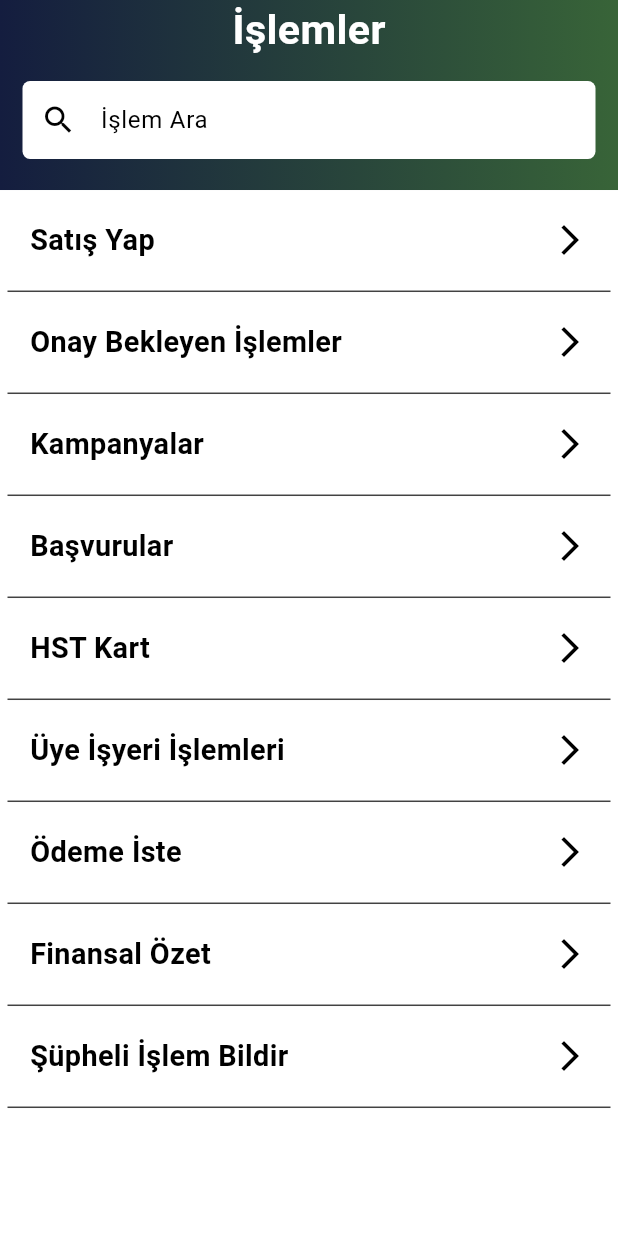
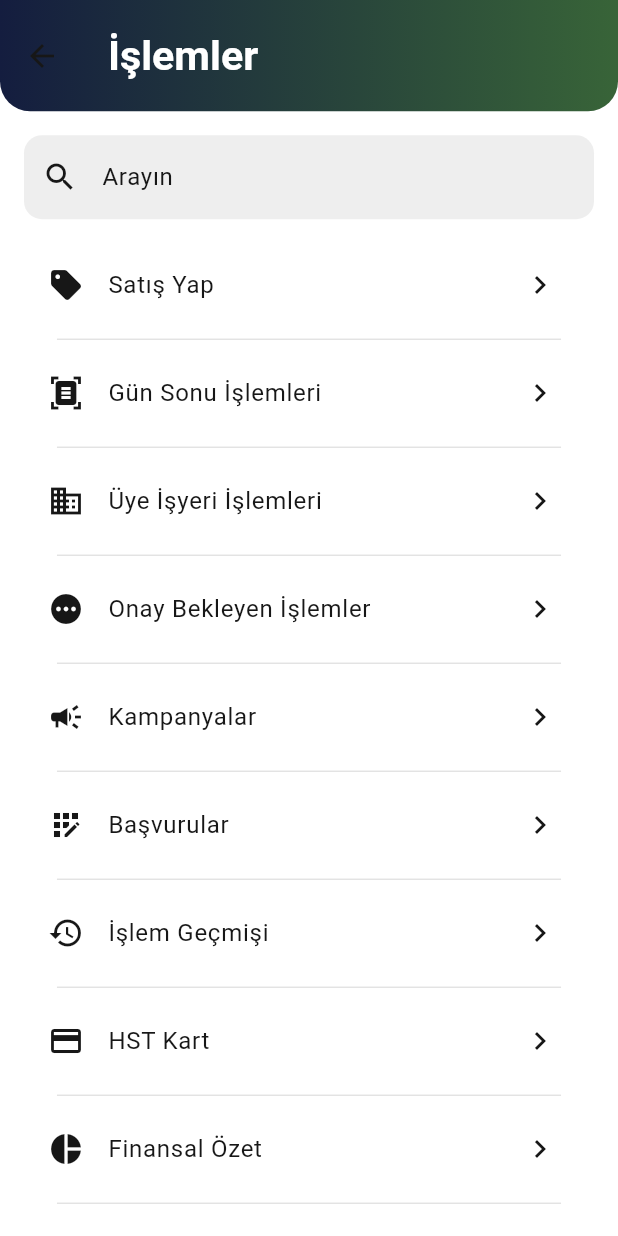
Before and after one commit to kadiirhocaoglu/hst_project, a Flutter app: the ActionMenuView screen opened by its route, on a phone screen of 412 x 824 dp. Run offline on Flutter 3.47's test engine with Material 3 defaults, Android fonts, the phone set to English and light mode, and no system bars; our stand-ins replace get, shared_preferences; accounts and stored records are empty.

Commit message:
Actions menu set

```diff
--- a/lib/product/widget/appbar/custom_app_bar.dart
+++ b/lib/product/widget/appbar/custom_app_bar.dart
@@ -65,5 +65,18 @@ class CustomAppBar {
       title: Text(title, style: TextStyle(color: ColorConstants.zambak, fontSize: 22.0.sp, fontWeight: FontWeight.w400),),
 
     );
+    }
+    static AppBar getMenuTitle(String title) {
+      return AppBar(
+        toolbarHeight: 9.0.hp,
+        title: Text(title, style: CustomBoxDecorationItems.getMenuTitleTextStyle()),
+        flexibleSpace: Container(
+        decoration: BoxDecoration(
+          gradient: CustomBoxDecorationItems.getLinearGradient(),
+          borderRadius: BorderRadius.only(
+              bottomLeft: CustomSizeConstants.medium.radiusCircular,
+              bottomRight: CustomSizeConstants.medium.radiusCircular),
+        ),
+      ));
   }
-}
+  }
--- a/lib/product/widget/decorations/custom_box_decoration_items.dart
+++ b/lib/product/widget/decorations/custom_box_decoration_items.dart
@@ -9,11 +9,19 @@ class CustomBoxDecorationItems {
   static LinearGradient getLinearGradient() {
     return const LinearGradient(
       colors: [
-        ColorConstants.gradientStartColor,
-        ColorConstants.logoDarkGreen,
-        //ColorConstants.logoLightGreen,
-       // ColorConstants.logoDarkBlue,
-      //  ColorConstants.logoLightBlue,
+        //  ColorConstants.gradientStartColor,
+         ColorConstants.gradientStartColor,
+        //   ColorConstants.cardGradientColor,
+        //  ColorConstants.logoDarkGreen,
+         ColorConstants.logoDarkGreen,
+
+        // ColorConstants.logoLightGreen,
+        // // ColorConstants.logoDarkBlue,
+        // // ColorConstants.logoDarkBlue
+        // ColorConstants.logoLightBlue,
+      //Color.fromRGBO(16, 35, 31, 1),
+      //  Color.fromRGBO(16, 35, 31, 1),
+     // Color.fromARGB(255,0, 122, 255),
       ],
     );
   }
--- a/lib/view/action_menu/action_menu_view.dart
+++ b/lib/view/action_menu/action_menu_view.dart
@@ -2,60 +2,42 @@ import 'package:flutter/material.dart';
 import 'package:get/get.dart';
 import 'package:hst_project/product/constants/color_constants.dart';
 import 'package:hst_project/product/enums/custom_size_constants.dart';
-import 'package:hst_project/view/action_menu/custom_action_menu_app_bar.dart';
 import 'package:hst_project/product/widget/appbar/custom_app_bar.dart';
-import 'package:hst_project/product/widget/appbar/custom_home_title_view.dart';
 import 'package:hst_project/product/widget/decorations/custom_box_decoration_items.dart';
 import 'package:hst_project/utils/extensions/double_extension.dart';
 import 'package:hst_project/view_models/controllers/action_menu/action_menu_view_model.dart';
 
 class ActionMenuView extends GetView<ActionMenuController> {
   final controller = Get.put(ActionMenuController());
-//TODO: Düzenlenecekkk
+
   @override
   Widget build(BuildContext context) {
     return Scaffold(
-      backgroundColor: Colors.transparent,
-      body: Container(
-         decoration: BoxDecoration(gradient: CustomBoxDecorationItems.getLinearGradient()),
-        child: SafeArea(
+      appBar: CustomAppBar.getMenuTitle("İşlemler"),
+      body: Padding(
+        padding: EdgeInsets.all(16.0),
         child: Column(
           children: [
-              Column(
-                children: [
             Container(
-                    decoration: BoxDecoration(gradient: CustomBoxDecorationItems.getLinearGradient()),
-                    child: CustomActionMenuAppBar()),
-
-              Container(
-                height: 7.0.hp,
-                width: 95.0.wp,
-                margin: CustomSizeConstants.middleLow.margin,
+              height: 56.0,
+              width: double.infinity,
               child: TextField(
                 onChanged: controller.filterTransactions,
                 style: TextStyle(color: ColorConstants.darkness),
                 decoration: InputDecoration(
-                    filled: true,
-                    fillColor: Colors.white,
-                    contentPadding: EdgeInsets.symmetric(horizontal: 20, vertical: 14),
-                    prefixIcon: Icon(Icons.search, color: ColorConstants.darkness),
+                  prefixIcon: Icon(Icons.search),
+                  hintText: "Arayın",
                   border: OutlineInputBorder(
-                      borderRadius: BorderRadius.circular(5),
+                    borderRadius: BorderRadius.circular(12),
                     borderSide: BorderSide.none,
                   ),
-                    hintStyle: TextStyle(
-                      fontSize: 16,
-                      color: Colors.black,
-                    ),
-                    hintText: "İşlem Ara",
+                  filled: true,
+                  fillColor: Colors.grey[200],
                 ),
               ),
             ),
-               ],
-              ),
+            SizedBox(height: 16),
             Expanded(
-                child: Container(
-                  decoration: BoxDecoration(color: Colors.white),
               child: Obx(() {
                 if (controller.filteredTransactions.isEmpty) {
                   return Center(
@@ -67,56 +49,35 @@ class ActionMenuView extends GetView<ActionMenuController> {
                 }
 
                 return ListView.separated(
-                      itemCount: controller.filteredTransactions.length + 1, // Add one more for the bottom separator
                   separatorBuilder: (context, index) {
-                        return Container(
-                          padding: EdgeInsets.symmetric(horizontal: 5), // Padding around the separator
-                          child: Divider(
-                            color: Colors.grey[800], // Color of the separator line
-                            height: 1, // Height of the separator line
-                          ),
+                    return Divider(
+                      color: Colors.grey[300],
+                      thickness: 0.9,
+                      indent: 16.0.sp,
+                      endIndent: 16.0.sp,
                     );
                   },
+                  itemCount: controller.filteredTransactions.length,
                   itemBuilder: (context, index) {
-                        if (index == controller.filteredTransactions.length) {
-                          return SizedBox.shrink(); // Empty widget for the extra item
-                        }
                     final transaction = controller.filteredTransactions[index];
-                        return GestureDetector(
+                    return ListTile(
+                      leading: Icon(
+                        transaction['icon']
+                            as IconData,
+                      ),
+                      title: Text(transaction['title'] as String),
+                      trailing: Icon(Icons.chevron_right),
                       onTap: () {
-                            // Navigate to the corresponding page
-                            // Get.toNamed('/${transaction.toLowerCase().replaceAll(' ', '_')}');
+
                       },
-                          child: Padding(
-                            padding: CustomSizeConstants.medium.padding,
-                            child: Row(
-                              mainAxisAlignment: MainAxisAlignment.spaceBetween,
-                              children: [
-                                Text(
-                                  transaction,
-                                  style: TextStyle(
-                                    color: Colors.black,
-                                    fontSize: 14.0.sp,
-                                    fontWeight: FontWeight.bold,
-                                  ),
-                                ),
-                                Icon(
-                                  Icons.arrow_forward_ios,
-                                  color: Colors.black,
+                    );
+                  },
+                );
+              }),
             ),
           ],
         ),
       ),
     );
-                      },
-                    );
-                  }),
-                ),
-              ),
-            ],
-          ),
-        ),
-      ),
-    );
   }
 }
--- a/lib/view/settings/settings_view.dart
+++ b/lib/view/settings/settings_view.dart
@@ -1,31 +1,18 @@
 import 'package:flutter/material.dart';
 import 'package:get/get.dart';
-import 'package:hst_project/product/constants/color_constants.dart';
-import 'package:hst_project/product/widget/decorations/custom_box_decoration_items.dart';
-import 'package:hst_project/view/settings/widget/custom_settings_app_bar.dart';
+import 'package:hst_project/product/widget/appbar/custom_app_bar.dart';
 import 'package:hst_project/view_models/controllers/settings/settings_view_model.dart';
 
 class SettingsView extends GetView<SettingsController> {
-  const SettingsView({super.key});
-
   @override
   Widget build(BuildContext context) {
     return Scaffold(
-      body: Container(
-        decoration: BoxDecoration(gradient: CustomBoxDecorationItems.getLinearGradient()),
-        child: SafeArea(
-          child: Column(
-            children: [
-              CustomSettingsAppBar(),
-              Expanded(
-                child:Container(
-                  decoration: BoxDecoration(color: ColorConstants.bgColor),
-                )
-              )
-            ],
-          ),
-        ),
-      ),
+      appBar:  CustomAppBar.getMenuTitle("Ayarlar"),
+      body: Column(
+        children: [
+
+        ],
+      )
     );
   }
 }
--- a/lib/view_models/controllers/action_menu/action_menu_view_model.dart
+++ b/lib/view_models/controllers/action_menu/action_menu_view_model.dart
@@ -1,21 +1,23 @@
+import 'package:flutter/material.dart';
 import 'package:get/get.dart';
 
 class ActionMenuController extends GetxController {
 
+  var transactions = [
+    {"title": 'Satış Yap', "icon": Icons.sell,},
+    {"title": 'Gün Sonu İşlemleri', "icon": Icons.document_scanner},
+    {"title": 'Üye İşyeri İşlemleri', "icon": Icons.business},
+    {"title": 'Onay Bekleyen İşlemler', "icon": Icons.pending, },
+    {"title": 'Kampanyalar', "icon": Icons.campaign},
+    {"title": 'Başvurular', "icon": Icons.app_registration},
+    {"title": 'İşlem Geçmişi', "icon": Icons.history},
+    {"title": 'HST Kart', "icon": Icons.credit_card},
+    {"title": 'Finansal Özet', "icon": Icons.pie_chart, },
+    {"title": 'Şüpheli İşlem Bildir', "icon": Icons.report},
 
-var transactions = [
-    'Satış Yap',
-    'Onay Bekleyen İşlemler',
-    'Kampanyalar',
-    'Başvurular',
-    'HST Kart',
-    'Üye İşyeri İşlemleri',
-    'Ödeme İste',
-    'Finansal Özet',
-    'Şüpheli İşlem Bildir',
   ].obs;
 
-  var filteredTransactions = <String>[].obs;
+  var filteredTransactions = <Map<String, dynamic>>[].obs;
 
   @override
   void onInit() {
@@ -29,8 +31,8 @@ var transactions = [
     } else {
       filteredTransactions.assignAll(
         transactions.where((transaction) =>
-            transaction.toLowerCase().contains(query.toLowerCase())),
+            (transaction['title']! as String).toLowerCase().contains(query.toLowerCase()),),
       );
     }
   }
-  }
+}
```
Also changed, not shown: 11 other files. Lines whose indentation alone changed are shown as unchanged.
